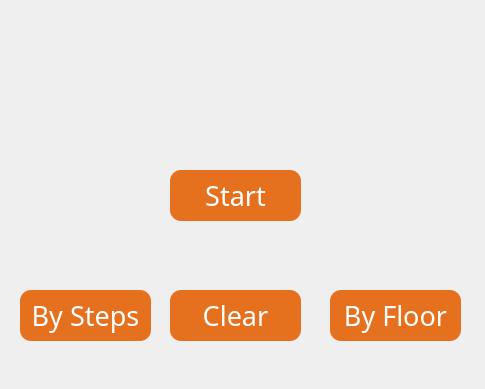
This is WranaSection/Navigation.ui in SEGA-ABBASYA/Data_Structures as Qt 5 draws it before an edit. The edited form follows.
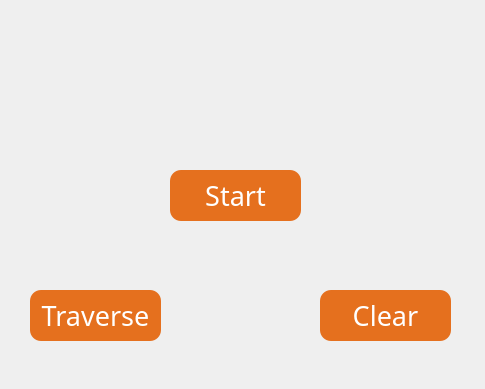
This is the edited form. Icons and pictures are not drawn.

Diff of the .ui file:
```diff
--- a/WranaSection/Navigation.ui
+++ b/WranaSection/Navigation.ui
@@ -93,7 +93,7 @@
   <widget class="QPushButton" name="bysteps">
    <property name="geometry">
     <rect>
-     <x>20</x>
+     <x>30</x>
      <y>290</y>
      <width>131</width>
      <height>51</height>
@@ -113,39 +113,13 @@
 border-radius: 11px; </string>
    </property>
    <property name="text">
-    <string>By Steps</string>
-   </property>
-  </widget>
-  <widget class="QPushButton" name="floor">
-   <property name="geometry">
-    <rect>
-     <x>330</x>
-     <y>290</y>
-     <width>131</width>
-     <height>51</height>
-    </rect>
-   </property>
-   <property name="font">
-    <font>
-     <family>Impact</family>
-     <pointsize>20</pointsize>
-    </font>
-   </property>
-   <property name="styleSheet">
-    <string notr="true">color: rgb(255, 255, 255);
-background-color: rgb(229, 112, 30);
-border-radius:50%;
-border: none;
-border-radius: 11px; </string>
-   </property>
-   <property name="text">
-    <string>By Floor</string>
+    <string>Traverse</string>
    </property>
   </widget>
   <widget class="QPushButton" name="clear">
    <property name="geometry">
     <rect>
-     <x>170</x>
+     <x>320</x>
      <y>290</y>
      <width>131</width>
      <height>51</height>
```
Left out of the diff: 1 changed line with no effect on the pictures.
